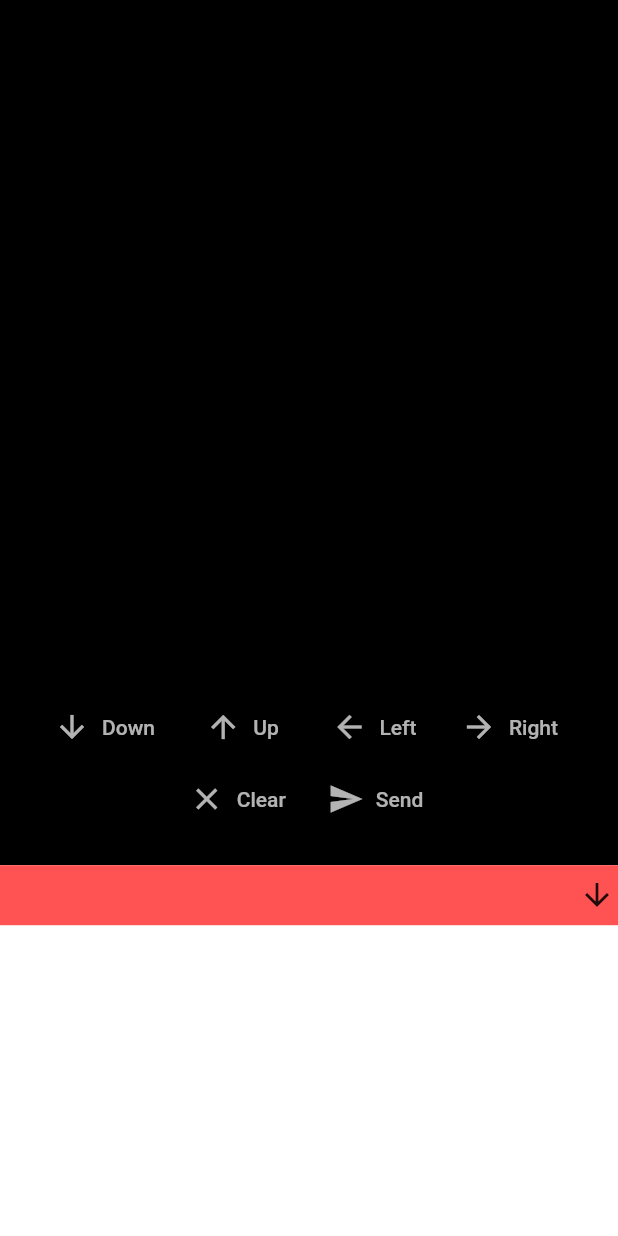
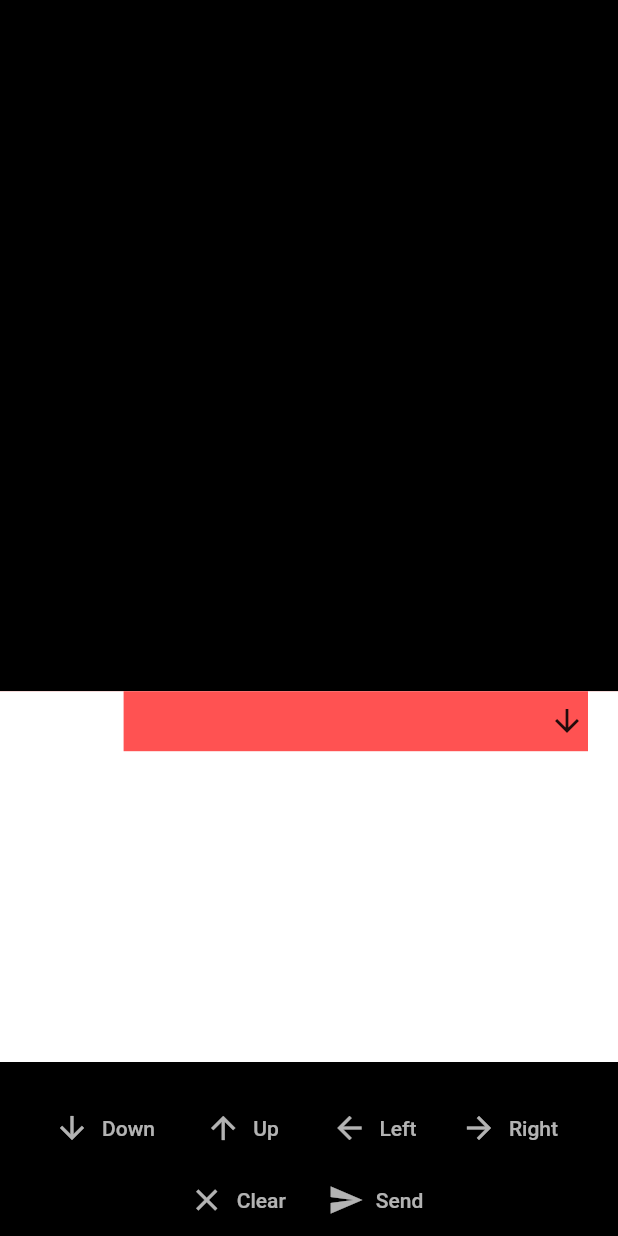
Before and after one commit to brianking13/Messaging_App, a Flutter app: the screen it shows after launch, after a tap on "Down", on a phone screen of 412 x 824 dp. Run offline on Flutter 3.47's test engine with Material 2 defaults, Android fonts, the phone set to English and light mode, and no system bars.

Commit message:
functional text box enabled

```diff
--- a/lib/main.dart
+++ b/lib/main.dart
@@ -1,6 +1,9 @@
+import 'package:flutter/cupertino.dart';
 import 'package:flutter/material.dart';
 //https://www.woolha.com/tutorials/flutter-create-custom-icon  use this to import characters as icons
 // directory for git C:/Users/bking/Documents/Programming/Dart/AndroidStudio/messaging_app
+
+
 void main() => runApp(MaterialApp(
   initialRoute: '/home',
   routes: {
@@ -15,12 +18,19 @@ class Home extends StatefulWidget {
 
 class _HomeState extends State<Home> {
   List <IconData> characters = [];
+  List output = [[]];
 
-  void setCharacter(input){
+  void setCharacter(input) {
     characters.add(input);
+    output[output.length-1].add(input); // ads input character to this new list
+    if ((characters.length) % 11 == 0) {output.add([]);} //creates a new empty list inside outputs for every set of 11 characters
+
+
+
   }
 
   void clear(){
+    output = [[]];
     characters = [];
   }
 
@@ -29,6 +39,7 @@ class _HomeState extends State<Home> {
       print(translate(characters[i].toString()));
   }
     characters = [];
+    output = [[]];
   }
 
   //translate from icondata to text
@@ -51,6 +62,49 @@ class _HomeState extends State<Home> {
         mainAxisAlignment: MainAxisAlignment.end,
         children: <Widget>[
 
+
+
+
+          //texting box
+          Container(
+            color: Colors.redAccent,
+            height: data.size.height * .3,
+            child: Row(
+              mainAxisAlignment: MainAxisAlignment.center,
+              crossAxisAlignment: CrossAxisAlignment.center,
+              children: <Widget>[
+                Expanded(
+                  child: Container(
+                    color: Colors.white,
+                    child: ListView.builder(scrollDirection: Axis.vertical,itemCount: output.length,itemBuilder:(context, index1) {
+                      return
+                        Column(
+                          children: <Widget>[
+                            Padding(
+                              padding: EdgeInsets.fromLTRB(data.size.width*.2,0,20,0),
+                              child: Container(
+                                height:40,
+                                color: Colors.redAccent,
+                                child: ListView.builder(scrollDirection: Axis.horizontal,
+                                    reverse: true,
+                                    itemCount: output[index1].length,
+                                    itemBuilder: (context, index2) {
+                                      return Padding(
+                                        padding: EdgeInsets.all(2.0),
+                                        child: Icon(characters[index2]), //input from right to left
+                                      );
+                                    }),
+                              ),
+                            ),
+                          ],
+                        );
+                    }),
+                  ),
+                )
+              ],
+            ),
+          ),
+          SizedBox(height: 20,),
           // First row of buttons
           Row(
             mainAxisAlignment: MainAxisAlignment.center,
@@ -59,7 +113,7 @@ class _HomeState extends State<Home> {
                 setCharacter(Icons.arrow_downward);
               });}, icon: Icon(Icons.arrow_downward, color: Colors.white70,), label: Text("Down",style: TextStyle(color: Colors.white70),), splashColor: Colors.redAccent,),
               FlatButton.icon(onPressed: (){setState(() {
-                  setCharacter(Icons.arrow_upward);
+                setCharacter(Icons.arrow_upward);
               });}, icon: Icon(Icons.arrow_upward, color: Colors.white70,), label: Text("Up",style: TextStyle(color: Colors.white70),), splashColor: Colors.redAccent,),
               FlatButton.icon(onPressed: (){setState(() {
                 setCharacter(Icons.arrow_back);
@@ -82,44 +136,6 @@ class _HomeState extends State<Home> {
               });}, icon: Icon(Icons.send, color: Colors.white70,), label: Text("Send",style: TextStyle(color: Colors.white70),), splashColor: Colors.redAccent,),
             ],
           ),
-          SizedBox(height: 20,),
-          Container(
-            color: Colors.redAccent,
-            height: data.size.height * .3,
-            child: Row(
-              mainAxisAlignment: MainAxisAlignment.center,
-              crossAxisAlignment: CrossAxisAlignment.center,
-              children: <Widget>[
-                Expanded(
-                  child: Container(
-                    color: Colors.white,
-                    child: ListView.builder(scrollDirection: Axis.vertical,itemCount: (characters.length~/10)+1,itemBuilder:(context, index) {
-                      print(characters.length~/10);
-//                      return Text("Hello World", style: TextStyle(color: Colors.black),);
-                      return Column(
-                        children: <Widget>[
-                          Container(
-                            height:40,
-                            color: Colors.redAccent,
-                            child: ListView.builder(scrollDirection: Axis.horizontal,
-                                reverse: true,
-                                itemCount: characters.length,
-                                itemBuilder: (context, index) {
-                                  return Padding(
-                                    padding: EdgeInsets.all(2.0),
-                                    child: Icon(characters[characters.length - index -
-                                        1]), //input from right to left
-                                  );
-                                }),
-                          ),
-                        ],
-                      );
-                    }),
-                  ),
-                )
-              ],
-            ),
-          ),
         ],
       )
     );
```
